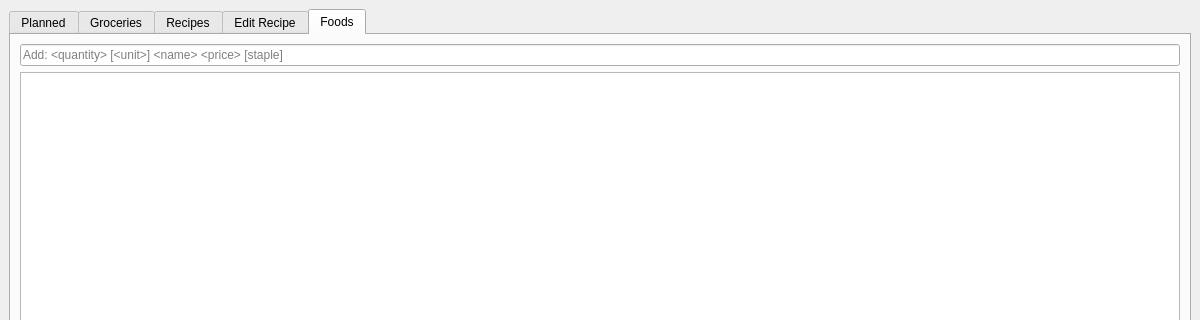
Old version of the form dashboard.ui in the repository benjaminogles/budget-meal-planner; both pictures show x 0 to 1200 and y 0 to 320 of the 1200 by 800 pixel window.
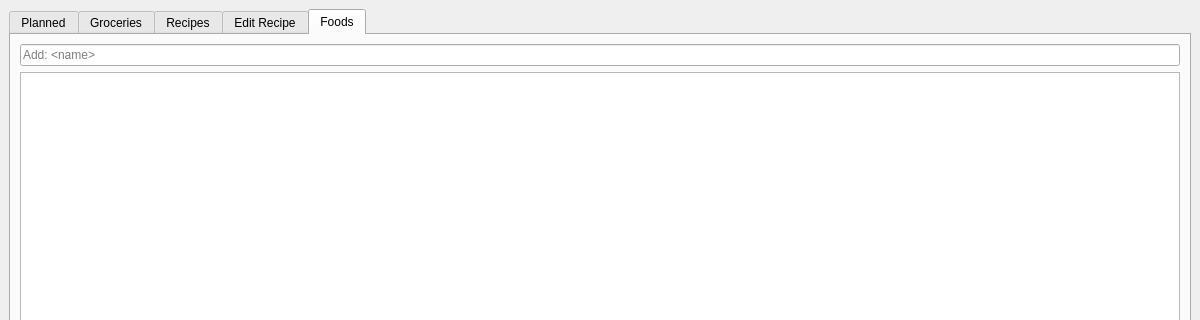
New version of the form. The open tabs and pages were chosen to show the change.

Commit message: only parse name when adding foods

What changed in the file:
```diff
--- a/dashboard.ui
+++ b/dashboard.ui
@@ -182,7 +182,7 @@
         <item>
          <widget class="QLineEdit" name="leFood">
           <property name="placeholderText">
-           <string>Add: &lt;quantity&gt; [&lt;unit&gt;] &lt;name&gt; &lt;price&gt; [staple]</string>
+           <string>Add: &lt;name&gt;</string>
           </property>
          </widget>
         </item>
```
